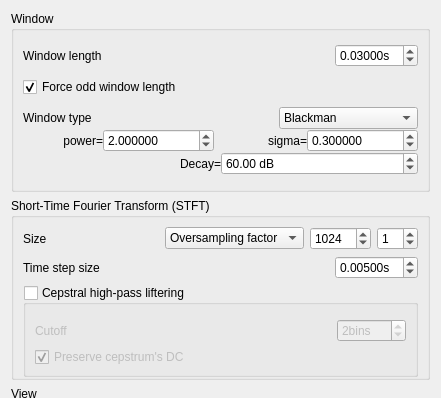
Above: src/gvspectrogramwdialogsettings.ui from gillesdegottex/dfasma before the change; both pictures show x 0 to 441 and y 0 to 398 of the 441 by 606 pixel window. Below: the same form after it.
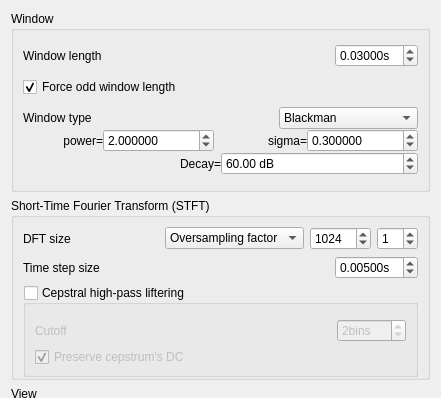
That is the form after the change.

Patch:
```diff
--- a/src/gvspectrogramwdialogsettings.ui
+++ b/src/gvspectrogramwdialogsettings.ui
@@ -333,7 +333,7 @@
            <string>&lt;html&gt;&lt;head/&gt;&lt;body&gt;&lt;p&gt;Length of the DFT.&lt;/p&gt;&lt;/body&gt;&lt;/html&gt;</string>
           </property>
           <property name="text">
-           <string>Size</string>
+           <string>DFT size</string>
           </property>
          </widget>
         </item>
```
